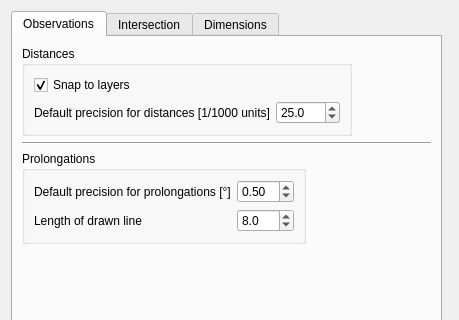
Qt form ui/ui_settings.ui (3nids/intersectit) before a commit; both pictures show x 0 to 459 and y 0 to 320 of the 459 by 472 pixel window.
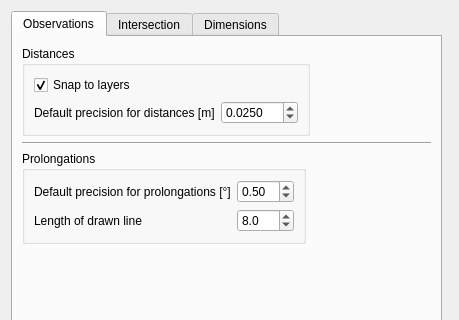
The same form after that commit.

Commit message: precision in observation units, fix settings

Patch:
```diff
--- a/ui/ui_settings.ui
+++ b/ui/ui_settings.ui
@@ -53,20 +53,23 @@
           <item row="1" column="0">
            <widget class="QLabel" name="label_3">
             <property name="text">
-             <string>Default precision for distances [1/1000 units]</string>
+             <string>Default precision for distances [m]</string>
             </property>
            </widget>
           </item>
           <item row="1" column="1">
            <widget class="QDoubleSpinBox" name="obsDefaultPrecisionDistance">
             <property name="decimals">
-             <number>1</number>
+             <number>4</number>
             </property>
             <property name="maximum">
-             <double>1000.000000000000000</double>
+             <double>100.000000000000000</double>
+            </property>
+            <property name="singleStep">
+             <double>0.005000000000000</double>
             </property>
             <property name="value">
-             <double>25.000000000000000</double>
+             <double>0.025000000000000</double>
             </property>
            </widget>
           </item>
```
Left out of the diff: 6 changed lines with no effect on the pictures. The commit also changes 9 other files.
